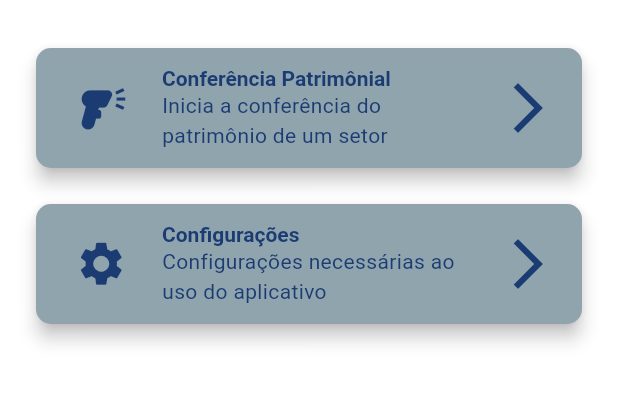
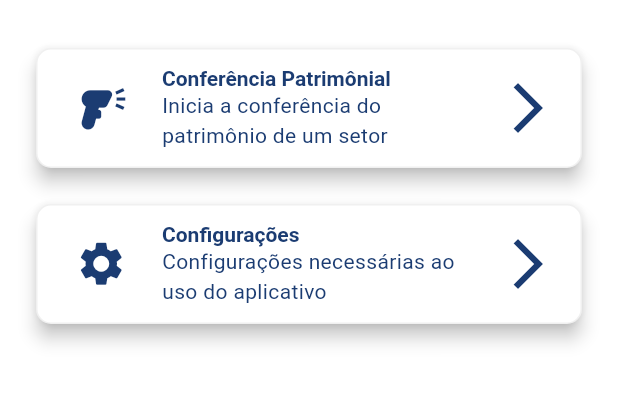
Before and after one commit to KautaLuttembarck/patrimonio, a Flutter app: the InitialMenuPage screen opened by its route, on a phone screen of 412 x 824 dp, the part 84-490 px from its top. Run offline on Flutter 3.47's test engine with Material 3 defaults, Android fonts, the phone set to English and light mode, and no system bars; drawn by our look-alikes of flutter_animate; our stand-ins replace sqflite, vibration; missing offline and left inert: clarity_flutter, simple_barcode_scanner; accounts and stored records are empty; statements that could not run were skipped.

Commit message:
Padronização das cores dos temas para melhor construção do tema escuro

```diff
--- a/lib/ui/widgets/item_menu_principal.dart
+++ b/lib/ui/widgets/item_menu_principal.dart
@@ -46,21 +46,25 @@ class ItemMenuPrincipal extends StatelessWidget {
         elevation: 5,
         child: ListTile(
           visualDensity: VisualDensity.comfortable,
-          tileColor: Theme.of(context).colorScheme.secondary,
+          // tileColor: Theme.of(context).colorScheme.secondary,
           onTap: navigate,
           onLongPress: showHelp,
           title: Text(
             acao,
-            style: TextStyle(color: Theme.of(context).colorScheme.primary),
+            // style: TextStyle(color: Theme.of(context).colorScheme.primary),
           ),
           horizontalTitleGap: 25,
           leading: Padding(
             padding: const EdgeInsets.only(left: 10),
-            child: Icon(icone, size: 35, color: Theme.of(context).primaryColor),
+            child: Icon(
+              icone,
+              size: 35,
+              // color: Theme.of(context).primaryColor,
+            ),
           ),
           subtitle: Text(
             explicacao,
-            style: TextStyle(color: Theme.of(context).colorScheme.primary),
+            // style: TextStyle(color: Theme.of(context).colorScheme.primary),
           ),
           trailing: const Icon(Icons.arrow_forward_ios_outlined, size: 40),
         ),
```
